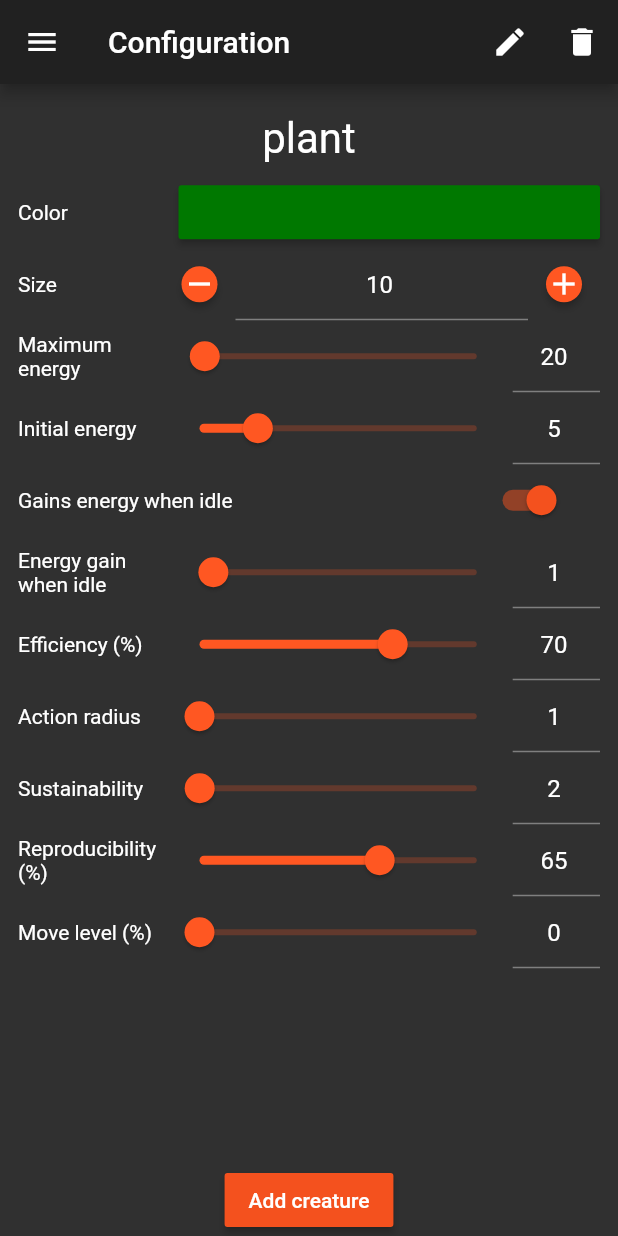
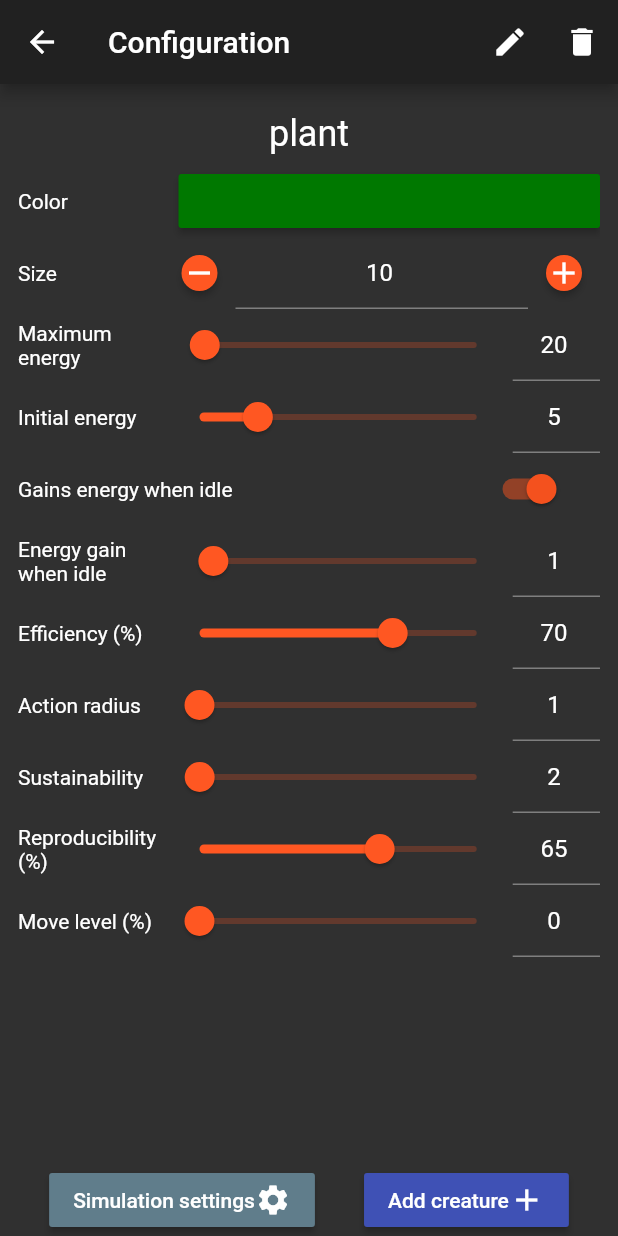
Before and after one commit to aakamenov/flutter_terra, a Flutter app: the screen it shows after launch, after a tap on the "settings" icon, on a phone screen of 412 x 824 dp. Run offline on Flutter 3.47's test engine with Material 2 defaults, Android fonts, the phone set to English and light mode, and no system bars; our stand-ins replace flutter_colorpicker.

Commit message:
Refactor layout and styles

```diff
--- a/lib/constants.dart
+++ b/lib/constants.dart
@@ -1,4 +1,5 @@
 class Routes {
   static final String simulationPage = '/';
   static final String configurationPage = '/config';
+  static final String simulationSettingsPage = '/simulationSettings';
 }
--- a/lib/main.dart
+++ b/lib/main.dart
@@ -2,6 +2,7 @@ import 'package:flutter/material.dart';
 import 'package:flutter_terra/models/terrarium.dart';
 import 'package:flutter_terra/ui/pages/configuration_page.dart';
 import 'package:flutter_terra/ui/pages/simulation_page.dart';
+import 'package:flutter_terra/ui/pages/simulation_settings_page.dart';
 import 'package:provider/provider.dart';
 import 'package:flutter_terra/constants.dart';
 
@@ -12,6 +13,29 @@ void main() {
 class MyApp extends StatelessWidget {
   @override
   Widget build(BuildContext context) {
+    final terrarium = _setupInitialConfig();
+
+    return MultiProvider(
+      providers: [
+        ChangeNotifierProvider.value(value: terrarium),
+        ChangeNotifierProvider.value(value:terrarium.settings)
+      ],
+      child: MaterialApp(
+        title: 'Flutter Demo',
+        theme: ThemeData(
+          brightness: Brightness.dark,
+          primarySwatch: Colors.deepOrange
+        ),
+        routes: {
+          Routes.simulationPage: (context) => SimulationPage(),
+          Routes.configurationPage: (context) => ConfigurationPage(),
+          Routes.simulationSettingsPage: (context) => SimulationSettingsPage()
+        },
+      ),
+    );
+  }
+
+  Terrarium _setupInitialConfig() {
     final terrarium = Terrarium();
 
     terrarium.registerCreature(Creature(
@@ -49,22 +73,6 @@ class MyApp extends StatelessWidget {
 
     terrarium.buildGrid();
 
-    return MultiProvider(
-      providers: [
-        ChangeNotifierProvider.value(value: terrarium),
-        ChangeNotifierProvider.value(value:terrarium.settings)
-      ],
-      child: MaterialApp(
-        title: 'Flutter Demo',
-        theme: ThemeData(
-          brightness: Brightness.dark,
-          primarySwatch: Colors.deepOrange
-        ),
-        routes: {
-          Routes.simulationPage: (context) => SimulationPage(),
-          Routes.configurationPage: (context) => ConfigurationPage()
-        },
-      ),
-    );
+    return terrarium;
   }
 }
--- /dev/null
+++ b/lib/styles.dart
@@ -0,0 +1,10 @@
+import 'package:flutter/material.dart';
+
+const TextStyle bigText = TextStyle(
+  fontSize: 24
+);
+
+const pagePadding = EdgeInsets.all(12.0);
+
+const defaultButtonColor = Colors.blueGrey;
+const primaryButtonColor = Colors.indigo;
--- a/lib/ui/pages/configuration_page.dart
+++ b/lib/ui/pages/configuration_page.dart
@@ -1,6 +1,7 @@
 import 'package:flutter/material.dart';
+import 'package:flutter_terra/styles.dart';
 import 'package:flutter_terra/ui/widgets/creature_config.dart';
-import 'package:flutter_terra/ui/widgets/distribution_slider.dart';
+import 'package:flutter_terra/constants.dart';
 import 'package:flutter_terra/ui/widgets/rename_dialog.dart';
 import 'package:provider/provider.dart';
 import 'package:flutter_terra/models/terrarium.dart';
@@ -29,8 +30,6 @@ class _ConfigurationPageState extends State<ConfigurationPage> {
   Widget build(BuildContext context) {
     final terrarium = Provider.of<Terrarium>(context);
     final creatures = terrarium.registeredCreatures;
-
-    final theme = Theme.of(context);
 
     return WillPopScope(
       onWillPop: () {
@@ -73,70 +72,43 @@ class _ConfigurationPageState extends State<ConfigurationPage> {
               )
           ],
         ),
-        body: PageView(
+        body: Padding(
+          padding: pagePadding,
+          child: PageView(
             controller: controller,
             children: <Widget>[
               for(var creature in creatures)
                 CreatureConfig(creature)
             ]
           ),
-        drawer: ListView(
-          padding: EdgeInsets.zero,
-          children: <Widget>[
-            DrawerHeader(
-              margin: EdgeInsets.zero,
-              child: const Text(
-                "Simulation settings",
-                style: const TextStyle(
-                  color: Colors.white,
-                  fontSize: 24
-                ),
-              ),
-              decoration: BoxDecoration(
-                color: theme.buttonColor
-              ),
-            ),
-            Container(
-              decoration: BoxDecoration(
-                color: theme.primaryColor
-              ),
-              height: 1000,
-              child: SingleChildScrollView(
-                child: Column(
-                  children: <Widget>[
-                    Consumer<SimulationSettings>(
-                      builder: (context, settings, widget) {
-                        final data = Map<String, DistributionSliderValueData>();
-
-                        for(var entry in settings.distribution.entries) {
-                          data[entry.key] = DistributionSliderValueData(
-                            color: terrarium.getCreature(entry.key).color,
-                            value: entry.value * 0.01
-                          );
-                        }
-
-                        return DistributionSlider<String>(
-                          values: data,
-                          onChanged: (key, value) {
-                            terrarium.settings.distribution[key] = (value * 100).toInt();
-                          },
-                        );
-                      },
-                    )
-
-                  ],
-                ),
-              ),
-            )
-          ],
         ),
         bottomNavigationBar: Container(
           child: Row(
             mainAxisAlignment: MainAxisAlignment.spaceEvenly,
             children: <Widget>[
+              RaisedButton(
+                color: defaultButtonColor,
+                child: Row(
+                  mainAxisAlignment: MainAxisAlignment.spaceBetween,
+                  children: <Widget>[
+                    const Text('Simulation settings'),
+                    const Icon(Icons.settings)
+                  ],
+                ),
+                onPressed: () {
+                  Navigator.of(context).pushNamed(Routes.simulationSettingsPage);
+                }
+              ),
               if(creatures.length < 11)
                 RaisedButton(
-                  child: Text("Add creature"),
+                  color: primaryButtonColor,
+                  child: Row(
+                    mainAxisAlignment: MainAxisAlignment.spaceBetween,
+                    children: <Widget>[
+                      const Text('Add creature'),
+                      const Icon(Icons.add)
+                    ],
+                  ),
                   onPressed: () async {
                     final result = await RenameDialog.show(context, title: "New creature");
 
--- a/lib/ui/pages/simulation_page.dart
+++ b/lib/ui/pages/simulation_page.dart
@@ -1,4 +1,5 @@
 import 'package:flutter/material.dart';
+import 'package:flutter_terra/styles.dart';
 import 'package:flutter_terra/ui/painters/grid_painter.dart';
 import 'package:provider/provider.dart';
 import 'package:flutter_terra/models/terrarium.dart';
@@ -37,7 +38,7 @@ class SimulationPage extends StatelessWidget {
               },
             ),
             RaisedButton(
-              color: Colors.blueGrey,
+              color: defaultButtonColor,
               child: Row(
                 mainAxisAlignment: MainAxisAlignment.spaceBetween,
                 children: <Widget>[
--- a/lib/ui/widgets/creature_config.dart
+++ b/lib/ui/widgets/creature_config.dart
@@ -2,6 +2,7 @@ import 'dart:math';
 import 'package:flutter/material.dart';
 import 'package:flutter_colorpicker/flutter_colorpicker.dart';
 import 'package:flutter_terra/models/terrarium.dart';
+import 'package:flutter_terra/styles.dart';
 import 'package:flutter_terra/ui/widgets/numeric_text_field.dart';
 import 'package:flutter_terra/ui/widgets/text_field_slider.dart';
 
@@ -19,14 +20,14 @@ class _CreatureConfigState extends State<CreatureConfig> {
   Widget build(BuildContext context) {
     final theme = Theme.of(context);
 
-    return Container(
-      height: 1000,
-      padding: const EdgeInsets.all(12.0),
-      child: ListView(
+    return ListView(
       children: <Widget>[
         Center(
           heightFactor: 1.5,
-            child: Text(widget._creature.type, textScaleFactor: 2.0)
+          child: Text(
+            widget._creature.type,
+            style: bigText,
+          )
         ),
         buildSettingRow(
           description: const Text('Color'),
@@ -160,7 +161,6 @@ class _CreatureConfigState extends State<CreatureConfig> {
           )
         )
       ],
-      ),
     );
   }
 
```
Also changed, not shown: lib/ui/pages/simulation_settings_page.dart (added, +60 -0 lines). Lines whose indentation alone changed are shown as unchanged.
